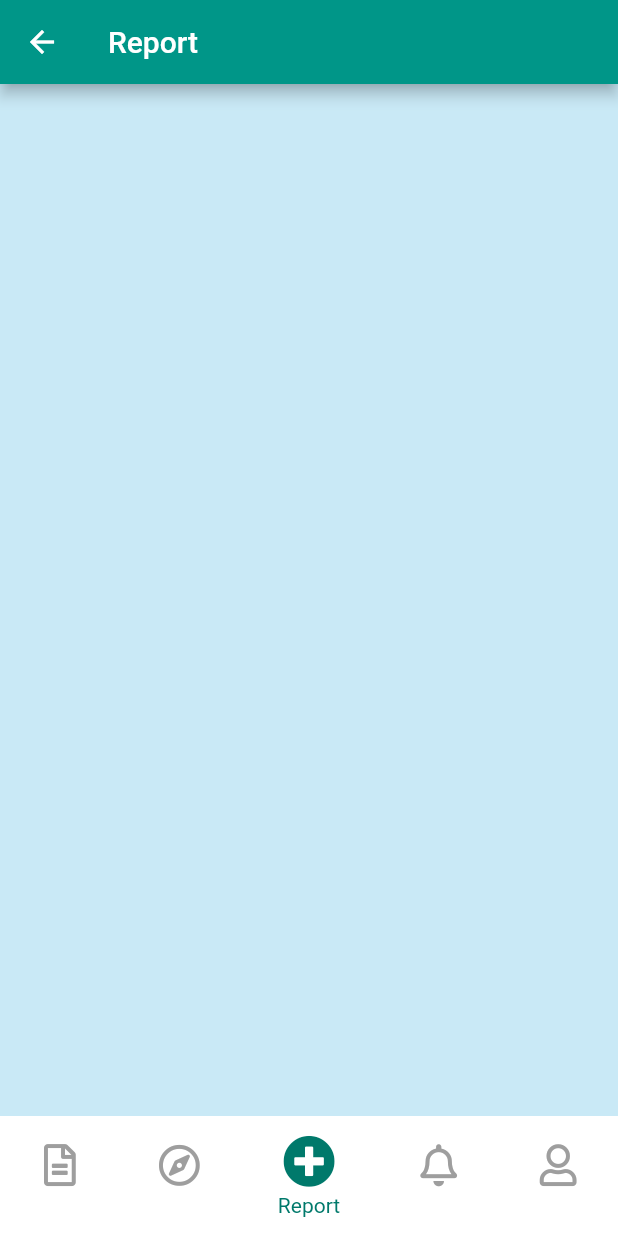
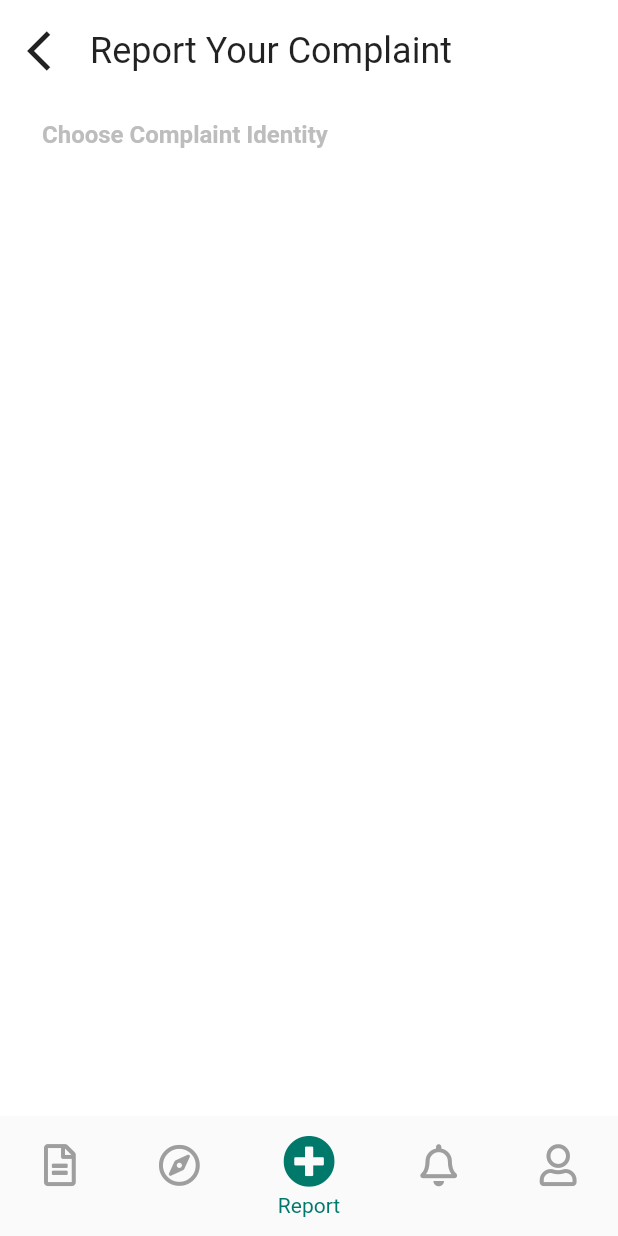
Before and after one commit to justdvnsh/Civilcops, a Flutter app: the MainScreen screen opened by its route, on a phone screen of 412 x 824 dp. Run offline on Flutter 3.47's test engine with Material 2 defaults, Android fonts, the phone set to English and light mode, and no system bars; our stand-ins replace fluttertoast, font_awesome_flutter, geolocator, get_it, google_maps_flutter, intro_slider and 3 more.

Commit message:
added report screen

```diff
--- a/app/lib/screens/home/bottomBar/reportScreen.dart
+++ b/app/lib/screens/home/bottomBar/reportScreen.dart
@@ -1,5 +1,4 @@
 import 'package:flutter/material.dart';
-import 'package:geolocator/geolocator.dart';
 
 class ReportScreen extends StatefulWidget {
 
@@ -14,7 +13,37 @@ class _ReportScreenState extends State<ReportScreen> {
   @override
   Widget build(BuildContext context) {
     return Scaffold(
-      appBar: AppBar(title: Text("Report"),),
+      backgroundColor: Colors.white,
+      body: SafeArea(
+        child: Padding(
+          padding: const EdgeInsets.all(18.0),
+          child: Column(
+            mainAxisAlignment: MainAxisAlignment.start,
+            crossAxisAlignment: CrossAxisAlignment.start,
+            children: <Widget>[
+              Row(
+                children: <Widget>[
+                  Icon(Icons.arrow_back_ios, size: 32),
+                  SizedBox(width: 10,),
+                  Text("Report Your Complaint", style: TextStyle(fontSize: 24),),
+                ],
+              ),
+              SizedBox(height: 30),
+              Padding(
+                padding: const EdgeInsets.only(left: 10),
+                child: Text(
+                  "Choose Complaint Identity",
+                  style: TextStyle(
+                    fontSize: 16,
+                    fontWeight: FontWeight.bold,
+                    color: Colors.grey[400]
+                  ),
+                ),
+              ),
+            ],
+          ),
+        ),
+      ),
     );
   }
 }
--- a/app/lib/screens/home/mainScreen.dart
+++ b/app/lib/screens/home/mainScreen.dart
@@ -35,7 +35,7 @@ class _MainScreenState extends State<MainScreen> {
               padding: EdgeInsets.symmetric(vertical: 10),
               height: 80,
               width: size.width,
-              color: Colors.white,
+              color: Colors.grey[50],
               child: Row(
                 mainAxisAlignment: MainAxisAlignment.spaceAround,
                 children: <Widget>[
--- /dev/null
+++ b/app/lib/screens/home/registerComplaint/registerComplaintScreen.dart
@@ -0,0 +1,18 @@
+import 'package:flutter/material.dart';
+
+class RegisterComplaintScreen extends StatefulWidget {
+
+  static String id = "RegisterComplaintScreen";
+
+  @override
+  _RegisterComplaintScreenState createState() => _RegisterComplaintScreenState();
+}
+
+class _RegisterComplaintScreenState extends State<RegisterComplaintScreen> {
+  @override
+  Widget build(BuildContext context) {
+    return Container(
+
+    );
+  }
+}
```
